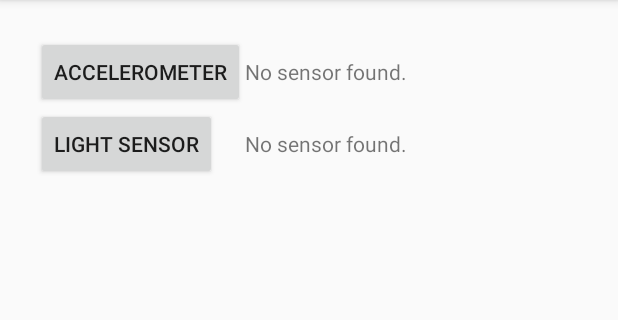
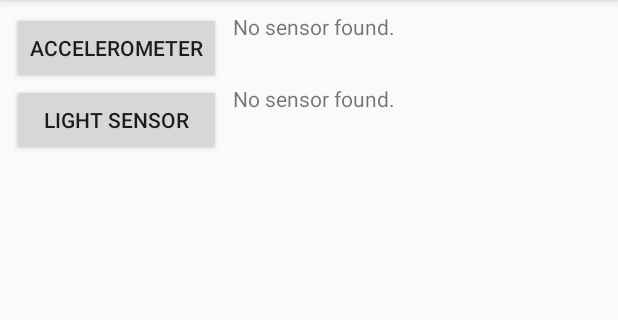
Before and after one commit to cdriehuys/sensor-display, an Android app: the screen it shows after launch (MainActivity), on a phone screen of 412 x 824 dp, the part 84-404 px from its top. Run offline under Robolectric (Android 15) with nearby library versions, the light colour scheme and no system bars.

Commit message:
Fix sensor info layout.
The columns are now properly aligned.

```diff
--- a/app/src/main/res/layout/activity_main.xml
+++ b/app/src/main/res/layout/activity_main.xml
@@ -9,27 +9,35 @@
         android:columnCount="2"
         android:layout_width="match_parent"
         android:layout_height="wrap_content"
-        android:layout_margin="24dp">
+        android:layout_margin="8dp">
 
         <Button
             android:id="@+id/btn_accelerometer"
+            android:layout_gravity="fill"
             android:onClick="onClick"
             android:text="@string/accelerometer" />
 
         <com.chathandriehuys.sensordisplay.SensorInfoView
             android:id="@+id/accelerometer_info"
+            android:layout_gravity="fill"
             android:layout_width="wrap_content"
-            android:layout_height="wrap_content"/>
+            android:layout_height="wrap_content"
+            android:layout_marginLeft="8dp"
+            android:layout_marginStart="8dp"/>
 
         <Button
             android:id="@+id/btn_light_sensor"
+            android:layout_gravity="fill"
             android:onClick="onClick"
             android:text="@string/light_sensor" />
 
         <com.chathandriehuys.sensordisplay.SensorInfoView
             android:id="@+id/light_sensor_info"
+            android:layout_gravity="fill"
             android:layout_height="wrap_content"
-            android:layout_width="wrap_content" />
+            android:layout_width="wrap_content"
+            android:layout_marginLeft="8dp"
+            android:layout_marginStart="8dp" />
 
     </GridLayout>
 
--- a/app/src/main/res/values/strings.xml
+++ b/app/src/main/res/values/strings.xml
@@ -3,7 +3,7 @@
     <string name="app_name">SensorDisplay</string>
     <string name="EXTRA_SENSOR_TYPE" translatable="false">com.chathandriehuys.extra.SENSOR_TYPE</string>
     <string name="light_sensor">Light Sensor</string>
-    <string name="sensor_info">\'%1$s\' is present\n  - Range: %2$f\n  - Resolution: %3$f\n  - Delay: %4$d</string>
+    <string name="sensor_info">%1$s\n  - Range: %2$f\n  - Resolution: %3$f\n  - Delay: %4$d</string>
     <string name="sensor_info_loading">Loading sensor information.</string>
     <string name="sensor_info_not_found">No sensor found.</string>
     <string name="title_activity_sensor_plot">SensorPlotActivity</string>
```
